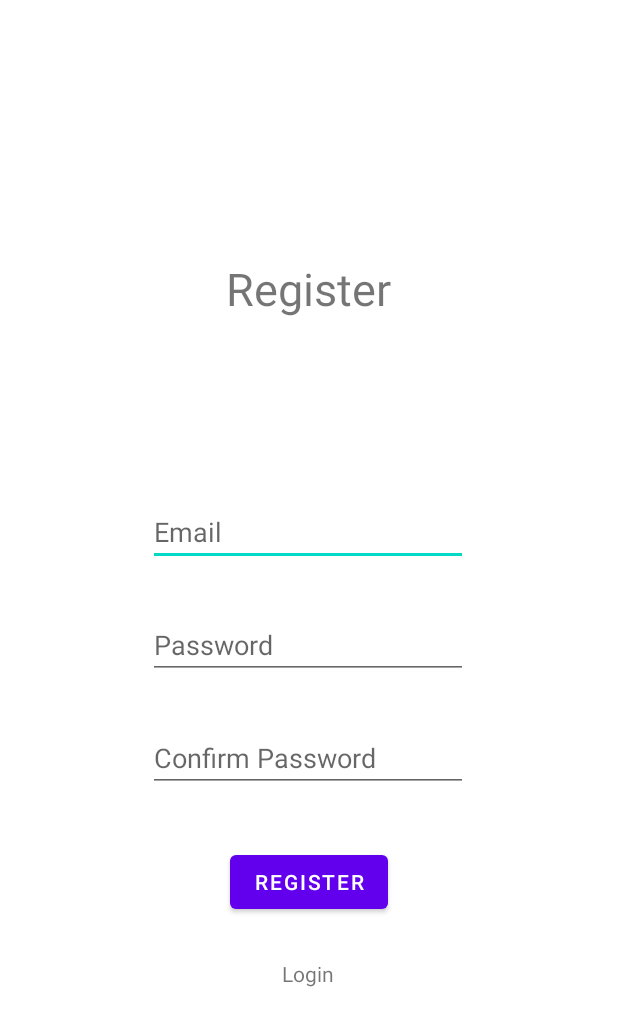
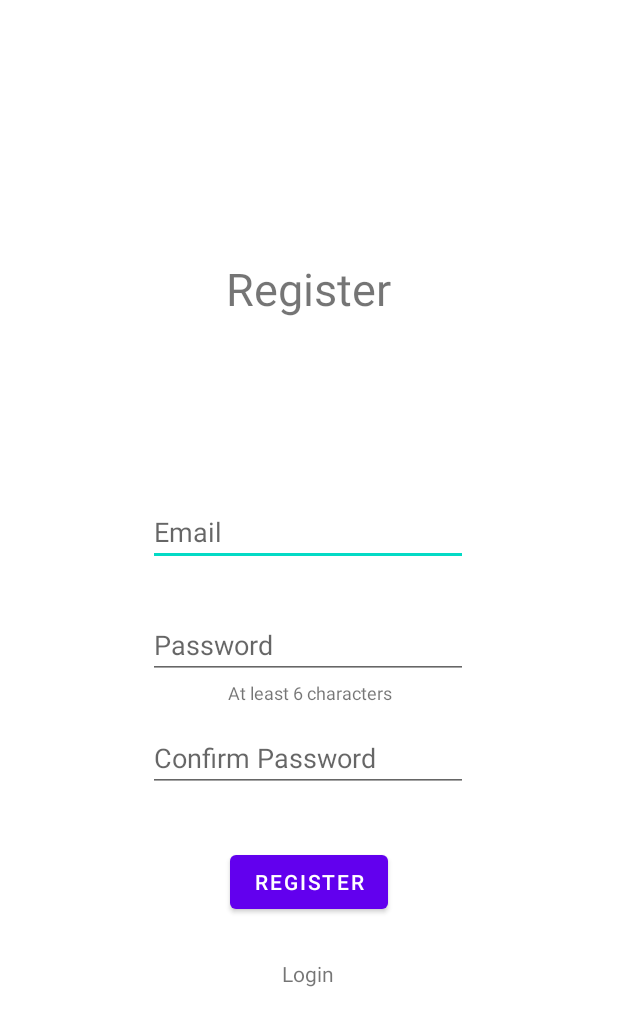
Before and after one commit to ErielVasan/DailyMissions, an Android app: the RegisterActivity screen opened directly, with no data from a screen before it, on a phone screen of 412 x 824 dp. Shown: the top 1026 px of the screen. Run offline under Robolectric (Android 15) with nearby library versions, the phone set to English and light mode, and no system bars; our stand-ins replace Firebase (no records; nobody signed in at launch, a user with empty details on screens opened directly).

```diff
--- a/app/src/main/res/layout/activity_register.xml
+++ b/app/src/main/res/layout/activity_register.xml
@@ -57,6 +57,21 @@
         app:layout_constraintTop_toBottomOf="@+id/registerEmailInput"
         android:autofillHints="no" />
 
+    <TextView
+        android:id="@+id/passwordLengthTextView"
+        android:layout_width="207dp"
+        android:layout_height="18dp"
+        android:layout_marginStart="102dp"
+        android:layout_marginLeft="102dp"
+        android:layout_marginEnd="102dp"
+        android:layout_marginRight="102dp"
+        android:gravity="center"
+        android:text="@string/password_length"
+        android:textSize="12sp"
+        app:layout_constraintEnd_toEndOf="parent"
+        app:layout_constraintStart_toStartOf="parent"
+        app:layout_constraintTop_toBottomOf="@+id/registerPasswordInput" />
+
     <EditText
         android:id="@+id/registerPasswordConfirmInput"
         android:layout_width="wrap_content"
@@ -103,4 +118,5 @@
         app:layout_constraintStart_toStartOf="parent"
         app:layout_constraintTop_toBottomOf="@+id/registerButton" />
 
+
 </androidx.constraintlayout.widget.ConstraintLayout>
--- a/app/src/main/res/values/strings.xml
+++ b/app/src/main/res/values/strings.xml
@@ -6,4 +6,5 @@
     <string name="register_text">Register</string>
     <string name="password_hint">Password</string>
     <string name="password_confirm">Confirm Password</string>
+    <string name="password_length">At least 6 characters</string>
 </resources>
```
Also changed, not shown: app/src/main/java/com/example/dailymissions/RegisterActivity.kt (+23 -7 lines).
